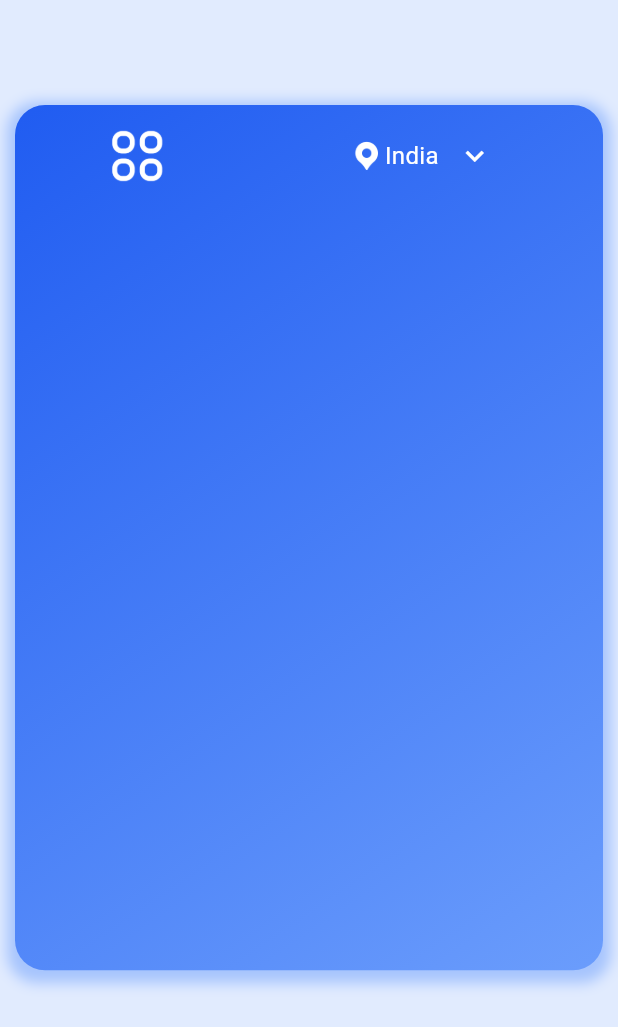
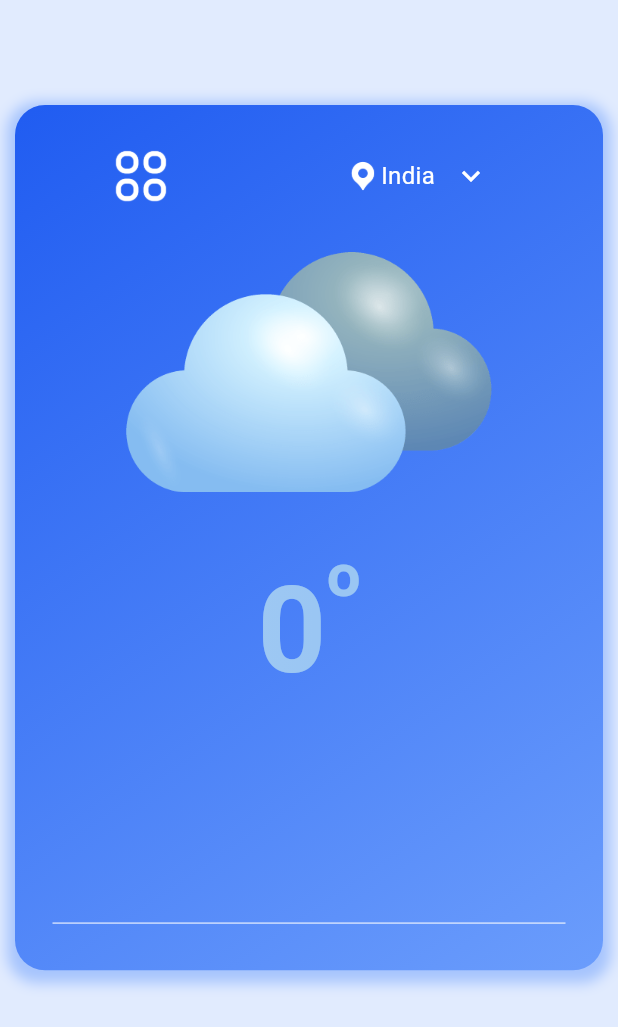
Before and after one commit to crisis-arg/Weather_app, a Flutter app: the screen it shows after launch, on a phone screen of 412 x 824 dp. Shown: the top 1027 px of the screen. Run offline on Flutter 3.47's test engine with Material 3 defaults, Android fonts, the phone set to English and light mode, and no system bars; our stand-ins replace modal_bottom_sheet; network calls fail.

```diff
--- a/lib/UI/homepage.dart
+++ b/lib/UI/homepage.dart
@@ -19,7 +19,7 @@ class _HomepageState extends State<Homepage> {
   final Constants _myConst = Constants();
   static String apiKey = "9ed1364909e341a898c94732241512";
   String location = 'India';
-  String weatherIcon = 'heavyCloud.png';
+  String weatherIcon = 'heavycloudy.png';
   int temperature = 0;
   int windSpeed = 0;
   int humidity = 0;
@@ -112,7 +112,7 @@ class _HomepageState extends State<Homepage> {
             children: [
               Container(
                 padding:
-                    const EdgeInsets.symmetric(vertical: 10, horizontal: 0),
+                    const EdgeInsets.symmetric(vertical: 10, horizontal: 5),
                 height: size.height * 0.7,
                 decoration: BoxDecoration(
                   gradient: _myConst.linearGradientBlue,
@@ -127,8 +127,8 @@ class _HomepageState extends State<Homepage> {
                   borderRadius: BorderRadius.circular(20.0),
                 ),
                 child: Column(
-                  crossAxisAlignment: CrossAxisAlignment.start,
-                  // mainAxisAlignment: MainAxisAlignment.spaceAround,
+                  // crossAxisAlignment: CrossAxisAlignment.start,
+                  mainAxisAlignment: MainAxisAlignment.spaceAround,
                   children: [
                     Row(
                       mainAxisAlignment: MainAxisAlignment.spaceAround,
@@ -224,15 +224,55 @@ class _HomepageState extends State<Homepage> {
                             ),
                           ],
                         ),
-                        // ClipRRect(
-                        //   borderRadius: BorderRadius.circular(10.0),
-                        //   child: Image.asset(
-                        //     "assets/profile.png",
-                        //     width: 40,
-                        //     height: 40,
-                        //   ),
-                        // ),
                       ],
+                    ),
+                    SizedBox(
+                      height: 160,
+                      child: Image.asset("assets/" + weatherIcon),
+                    ),
+                    Row(
+                      crossAxisAlignment: CrossAxisAlignment.start,
+                      mainAxisAlignment: MainAxisAlignment.center,
+                      children: [
+                        Padding(
+                          padding: const EdgeInsets.only(top: 8.0),
+                          child: Text(
+                            temperature.toString(),
+                            style: TextStyle(
+                              fontSize: 80,
+                              fontWeight: FontWeight.bold,
+                              foreground: Paint()..shader = _myConst.shader,
+                            ),
+                          ),
+                        ),
+                        Text(
+                          "o",
+                          style: TextStyle(
+                            fontSize: 40,
+                            fontWeight: FontWeight.bold,
+                            foreground: Paint()..shader = _myConst.shader,
+                          ),
+                        ),
+                      ],
+                    ),
+                    Text(
+                      currentWeatherStatus.toString(),
+                      style: TextStyle(
+                        fontSize: 20,
+                        color: Colors.white70,
+                      ),
+                    ),
+                    Text(
+                      currentDate.toString(),
+                      style: TextStyle(
+                        color: Colors.white70,
+                      ),
+                    ),
+                    Container(
+                      padding: EdgeInsets.symmetric(horizontal: 20),
+                      child: const Divider(
+                        color: Colors.white70,
+                      ),
                     ),
                   ],
                 ),
```
